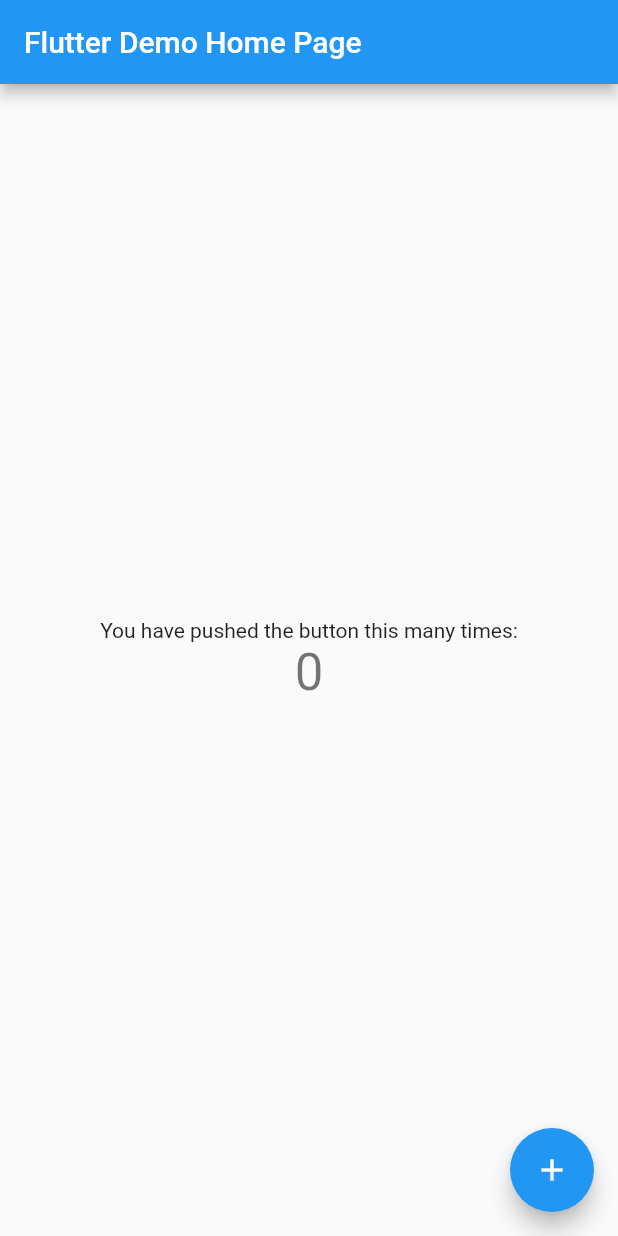
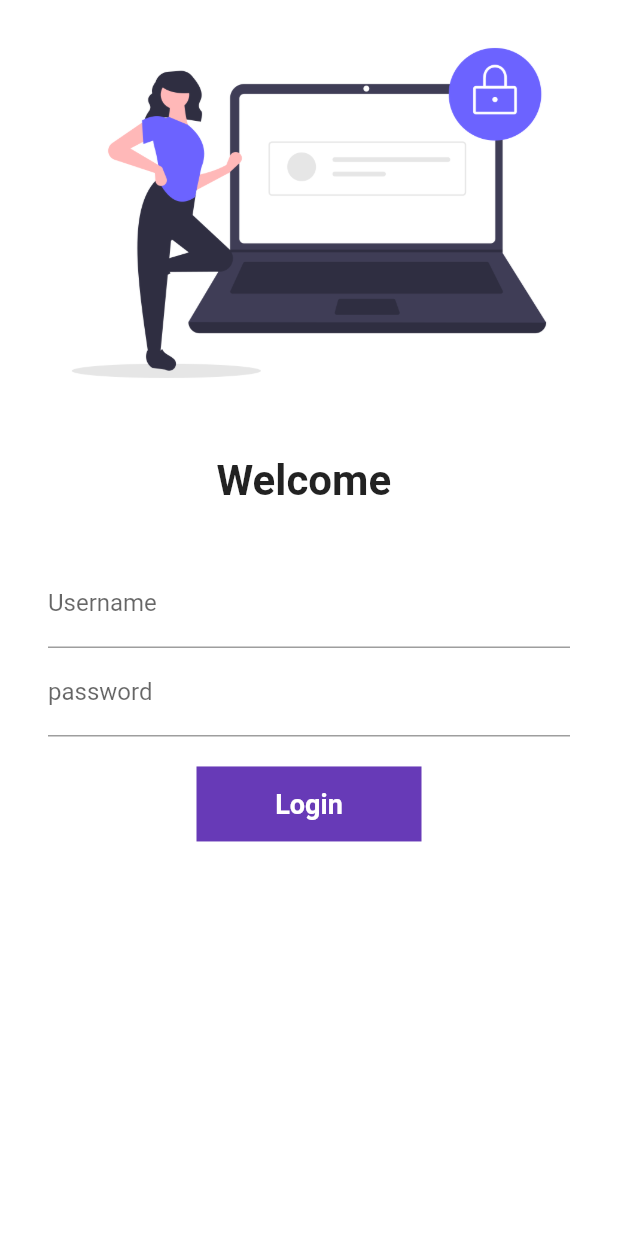
Before and after one commit to iftikh36/Ecommerce_APP, a Flutter app: the screen it shows after launch, on a phone screen of 412 x 824 dp. Run offline on Flutter 3.47's test engine with Material 2 defaults, Android fonts, the phone set to English and light mode, and no system bars.

Commit message:
login page bug fixed

```diff
--- a/lib/main.dart
+++ b/lib/main.dart
@@ -1,4 +1,7 @@
 import 'package:flutter/material.dart';
+import 'package:flutter_application_1/pages/home_page.dart';
+import 'package:flutter_application_1/pages/login_pages.dart';
+import 'package:flutter_application_1/utils/routes.dart';
 
 void main() {
   runApp(const MyApp());
@@ -11,105 +14,17 @@ class MyApp extends StatelessWidget {
   @override
   Widget build(BuildContext context) {
     return MaterialApp(
-      title: 'Flutter Demo',
-      theme: ThemeData(
-        // This is the theme of your application.
-        //
-        // Try running your application with "flutter run". You'll see the
-        // application has a blue toolbar. Then, without quitting the app, try
-        // changing the primarySwatch below to Colors.green and then invoke
-        // "hot reload" (press "r" in the console where you ran "flutter run",
-        // or simply save your changes to "hot reload" in a Flutter IDE).
-        // Notice that the counter didn't reset back to zero; the application
-        // is not restarted.
-        primarySwatch: Colors.blue,
+      themeMode: ThemeMode.light,
+      theme: ThemeData(primarySwatch: Colors.deepPurple),
+      darkTheme: ThemeData(
+        brightness: Brightness.dark,
       ),
-      home: const MyHomePage(title: 'Flutter Demo Home Page'),
+      debugShowCheckedModeBanner: false,
+      routes: {
+        "/": (context) => LoginPage(),
+        MyRoutes.homeRoute: (context) => HomePage(),
+        MyRoutes.loginRoute: (context) => LoginPage()
+      },
     );
   }
 }
-
-class MyHomePage extends StatefulWidget {
-  const MyHomePage({Key? key, required this.title}) : super(key: key);
-
-  // This widget is the home page of your application. It is stateful, meaning
-  // that it has a State object (defined below) that contains fields that affect
-  // how it looks.
-
-  // This class is the configuration for the state. It holds the values (in this
-  // case the title) provided by the parent (in this case the App widget) and
-  // used by the build method of the State. Fields in a Widget subclass are
-  // always marked "final".
-
-  final String title;
-
-  @override
-  State<MyHomePage> createState() => _MyHomePageState();
-}
-
-class _MyHomePageState extends State<MyHomePage> {
-  int _counter = 0;
-
-  void _incrementCounter() {
-    setState(() {
-      // This call to setState tells the Flutter framework that something has
-      // changed in this State, which causes it to rerun the build method below
-      // so that the display can reflect the updated values. If we changed
-      // _counter without calling setState(), then the build method would not be
-      // called again, and so nothing would appear to happen.
-      _counter++;
-    });
-  }
-
-  @override
-  Widget build(BuildContext context) {
-    // This method is rerun every time setState is called, for instance as done
-    // by the _incrementCounter method above.
-    //
-    // The Flutter framework has been optimized to make rerunning build methods
-    // fast, so that you can just rebuild anything that needs updating rather
-    // than having to individually change instances of widgets.
-    return Scaffold(
-      appBar: AppBar(
-        // Here we take the value from the MyHomePage object that was created by
-        // the App.build method, and use it to set our appbar title.
-        title: Text(widget.title),
-      ),
-      body: Center(
-        // Center is a layout widget. It takes a single child and positions it
-        // in the middle of the parent.
-        child: Column(
-          // Column is also a layout widget. It takes a list of children and
-          // arranges them vertically. By default, it sizes itself to fit its
-          // children horizontally, and tries to be as tall as its parent.
-          //
-          // Invoke "debug painting" (press "p" in the console, choose the
-          // "Toggle Debug Paint" action from the Flutter Inspector in Android
-          // Studio, or the "Toggle Debug Paint" command in Visual Studio Code)
-          // to see the wireframe for each widget.
-          //
-          // Column has various properties to control how it sizes itself and
-          // how it positions its children. Here we use mainAxisAlignment to
-          // center the children vertically; the main axis here is the vertical
-          // axis because Columns are vertical (the cross axis would be
-          // horizontal).
-          mainAxisAlignment: MainAxisAlignment.center,
-          children: <Widget>[
-            const Text(
-              'You have pushed the button this many times:',
-            ),
-            Text(
-              '$_counter',
-              style: Theme.of(context).textTheme.headline4,
-            ),
-          ],
-        ),
-      ),
-      floatingActionButton: FloatingActionButton(
-        onPressed: _incrementCounter,
-        tooltip: 'Increment',
-        child: const Icon(Icons.add),
-      ), // This trailing comma makes auto-formatting nicer for build methods.
-    );
-  }
-}
--- /dev/null
+++ b/lib/pages/home_page.dart
@@ -0,0 +1,22 @@
+import 'package:flutter/material.dart';
+
+class HomePage extends StatelessWidget {
+  final int days = 30;
+  final String name = "Codepur";
+  const HomePage({Key? key}) : super(key: key);
+
+  @override
+  Widget build(BuildContext context) {
+    return Scaffold(
+     appBar: AppBar(
+       title:Text("Catalog App"),
+     ),
+      body: Center(
+        child: Container(
+         child: Text("Welcome to $days days of flutter by name"),
+      ), // This trailing comma makes auto-formatting nicer for build methods.
+     ),
+     drawer: Drawer(),
+     );
+  }
+}
--- /dev/null
+++ b/lib/pages/login_pages.dart
@@ -0,0 +1,106 @@
+import 'dart:ui';
+
+import 'package:flutter/material.dart';
+import 'package:flutter_application_1/utils/routes.dart';
+
+class LoginPage extends StatefulWidget {
+  @override
+  _LoginPageState createState() => _LoginPageState();
+}
+
+class _LoginPageState extends State<LoginPage> {
+  String name = "";
+  bool changebutton = false;
+  @override
+  Widget build(BuildContext context) {
+    return Material(
+        color: Colors.white,
+        child: SingleChildScrollView(
+          child: Column(
+            children: [
+              Image.asset(
+                "assets/images/login_image.png",
+                fit: BoxFit.cover,
+              ),
+              SizedBox(
+                height: 20.0,
+              ),
+              Text(
+                "Welcome $name",
+                style: TextStyle(
+                  fontSize: 28,
+                  fontWeight: FontWeight.bold,
+                ),
+              ),
+              SizedBox(
+                height: 20.0,
+              ),
+              Padding(
+                padding: const EdgeInsets.symmetric(
+                    vertical: 16.0, horizontal: 32.0),
+                child: Column(
+                  children: [
+                    TextFormField(
+                      decoration: InputDecoration(
+                        hintText: "Enter username",
+                        labelText: "Username",
+                      ),
+                      onChanged: (value) {
+                        name = value;
+                        setState(() {});
+                      },
+                    ),
+                    TextFormField(
+                      obscureText: true,
+                      decoration: InputDecoration(
+                        hintText: "Enter Password",
+                        labelText: "password",
+                      ),
+                    ),
+                    SizedBox(
+                      height: 20.0,
+                    ),
+                    InkWell(
+                      onTap: () {
+                        setState(() {
+                          changebutton = true;
+                        });
+                        //Navigator.pushNamed(context, MyRoutes.homeRoute);
+                      },
+                      child: AnimatedContainer(
+                        duration: Duration(seconds: 1),
+                        width:changebutton? 50 : 150,
+                        height: 50,
+                        alignment: Alignment.center,
+                        child: Text(
+                          "Login",
+                          style: TextStyle(
+                              color: Colors.white,
+                              fontWeight: FontWeight.bold,
+                              fontSize: 18),
+                        ),
+                        decoration: BoxDecoration(
+                            color: Colors.deepPurple,
+                            shape: changebutton
+                                ? BoxShape.circle
+                                : BoxShape.rectangle,
+
+                           // borderRadius: BorderRadius.circular(8)),
+                      ),
+                    ),
+                    //ElevatedButton(
+                     // child: Text("Login"),
+                      //style: TextButton.styleFrom(minimumSize: Size(150, 40)),
+                      //onPressed: () {
+                       // Navigator.pushNamed(context, MyRoutes.homeRoute);
+                     // },
+                   // )
+
+                  ),
+                  ],
+              )
+              ),
+            ],
+        )));
+  }
+}
--- /dev/null
+++ b/lib/utils/routes.dart
@@ -0,0 +1,4 @@
+class MyRoutes {
+  static String loginRoute = "/login";
+  static String homeRoute = "/home";
+}
```
Also changed, not shown: pubspec.yaml (+4 -6 lines), assets/images/login_image.png (added).
